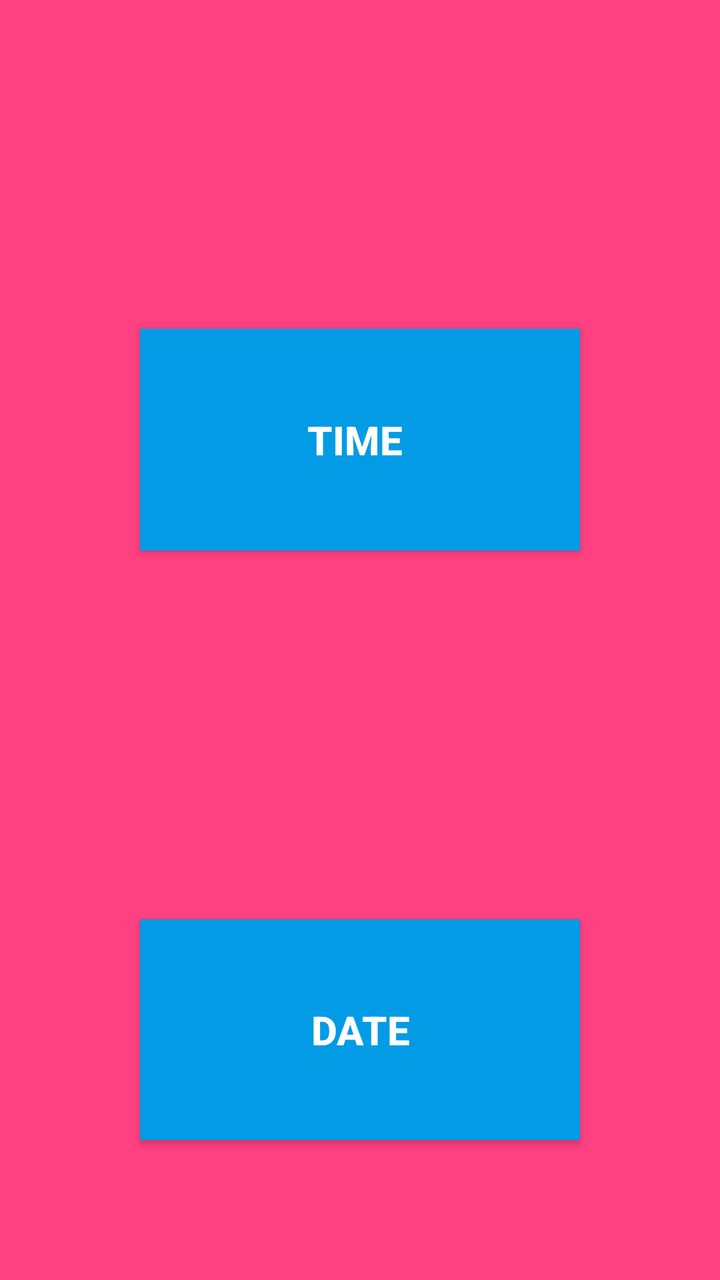
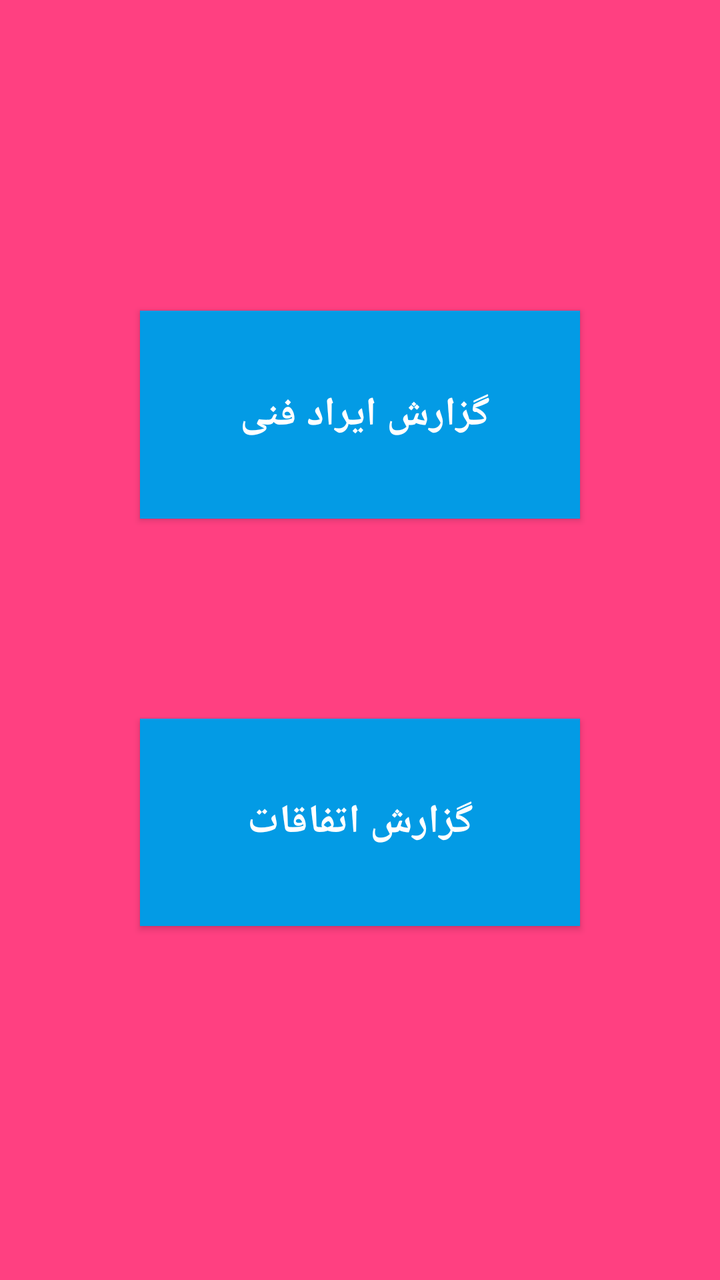

Two renders of the same Android screen: before a commit and after it. Below are the layout's source before the change and the commit's diff.
<!-- AndroidManifest.xml: application theme AppTheme -->
<!-- res/layout/activity_report.xml -->
<?xml version="1.0" encoding="utf-8"?>
<RelativeLayout xmlns:android="http://schemas.android.com/apk/res/android"
    xmlns:app="http://schemas.android.com/apk/res-auto"
    xmlns:tools="http://schemas.android.com/tools"
    android:layout_width="match_parent"
    android:layout_height="match_parent"
    android:background="@color/colorAccent"
    android:paddingTop="10dp"
    tools:context=".Report.ActivityTimeDate">

    <LinearLayout
        android:layout_width="match_parent"
        android:layout_height="match_parent"
        android:layout_margin="20dp"
        android:orientation="vertical">

        <TextView
            android:id="@+id/txt_time"
            android:layout_width="match_parent"
            android:layout_height="match_parent"
            android:layout_below="@+id/ivAttachment"
            android:layout_centerHorizontal="true"
            android:layout_weight="1.2"
            android:gravity="center"
            android:textColor="#fff" />
        <Button
            android:id="@+id/btn_time"
            android:layout_width="match_parent"
            android:layout_height="match_parent"
            android:layout_alignParentBottom="true"
            android:layout_margin="50dp"
            android:layout_weight=".9"
            android:background="#039be5"
            android:gravity="center"
            android:text="Time "
            android:textColor="#fff"
            android:textSize="20sp"
            android:textStyle="bold" />

        <TextView
            android:id="@+id/txt_date"
            android:layout_width="match_parent"
            android:layout_height="match_parent"
            android:layout_below="@+id/ivAttachment"
            android:layout_centerHorizontal="true"
            android:layout_weight="1.2"
            android:gravity="center"
            android:textColor="#fff" />

        <Button
            android:id="@+id/btn_date"
            android:layout_width="match_parent"
            android:layout_height="match_parent"
            android:layout_alignParentBottom="true"
            android:layout_margin="50dp"
            android:layout_weight=".9"
            android:background="#039be5"
            android:gravity="center"
            android:text="date"
            android:textColor="#fff"
            android:textSize="20sp"
            android:textStyle="bold" />

    </LinearLayout>

</RelativeLayout>
<!-- resources referenced by this layout -->
<resources>
  <color name="colorAccent">#FF4081</color>
  <style name="AppTheme" parent="Theme.AppCompat.Light.DarkActionBar">
          
          <item name="colorPrimary">@color/colorPrimary</item>
          <item name="colorPrimaryDark">@color/colorPrimaryDark</item>
          <item name="colorAccent">@color/colorAccent</item>
      </style>
  <color name="colorPrimary">#3F51B5</color>
  <color name="colorPrimaryDark">#303F9F</color>
</resources>

<!-- the commit's change to res/layout/activity_report.xml (unified diff, before → after) -->
@@ -15,7 +15,7 @@
         android:orientation="vertical">
 
         <TextView
-            android:id="@+id/txt_time"
+            android:id="@+id/rep_blnk1"
             android:layout_width="match_parent"
             android:layout_height="match_parent"
             android:layout_below="@+id/ivAttachment"
@@ -24,7 +24,7 @@
             android:gravity="center"
             android:textColor="#fff" />
         <Button
-            android:id="@+id/btn_time"
+            android:id="@+id/btn_tecnical"
             android:layout_width="match_parent"
             android:layout_height="match_parent"
             android:layout_alignParentBottom="true"
@@ -32,23 +32,23 @@
             android:layout_weight=".9"
             android:background="#039be5"
             android:gravity="center"
-            android:text="Time "
+            android:text="گزارش ایراد فنی "
             android:textColor="#fff"
             android:textSize="20sp"
             android:textStyle="bold" />
 
         <TextView
-            android:id="@+id/txt_date"
+            android:id="@+id/rep_blnk2"
             android:layout_width="match_parent"
             android:layout_height="match_parent"
             android:layout_below="@+id/ivAttachment"
             android:layout_centerHorizontal="true"
-            android:layout_weight="1.2"
+            android:layout_weight="1.5"
             android:gravity="center"
             android:textColor="#fff" />
 
         <Button
-            android:id="@+id/btn_date"
+            android:id="@+id/btn_hapenning"
             android:layout_width="match_parent"
             android:layout_height="match_parent"
             android:layout_alignParentBottom="true"
@@ -56,11 +56,21 @@
             android:layout_weight=".9"
             android:background="#039be5"
             android:gravity="center"
-            android:text="date"
+            android:text="گزارش اتفاقات"
             android:textColor="#fff"
             android:textSize="20sp"
             android:textStyle="bold" />
 
+        <TextView
+            android:id="@+id/rep_blnk3"
+            android:layout_width="match_parent"
+            android:layout_height="match_parent"
+            android:layout_below="@+id/ivAttachment"
+            android:layout_centerHorizontal="true"
+            android:layout_weight="1"
+            android:gravity="center"
+            android:textColor="#fff" />
+
     </LinearLayout>
 
 </RelativeLayout>
